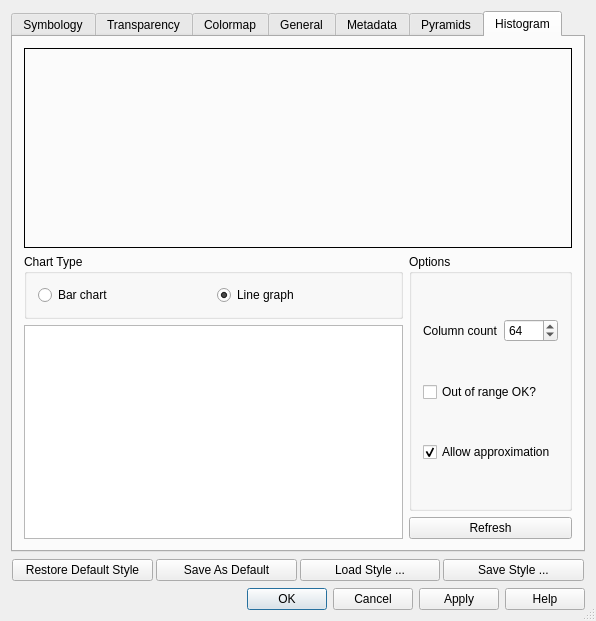
Old version of the form src/ui/qgsrasterlayerpropertiesbase.ui in the repository qgis/QGIS.
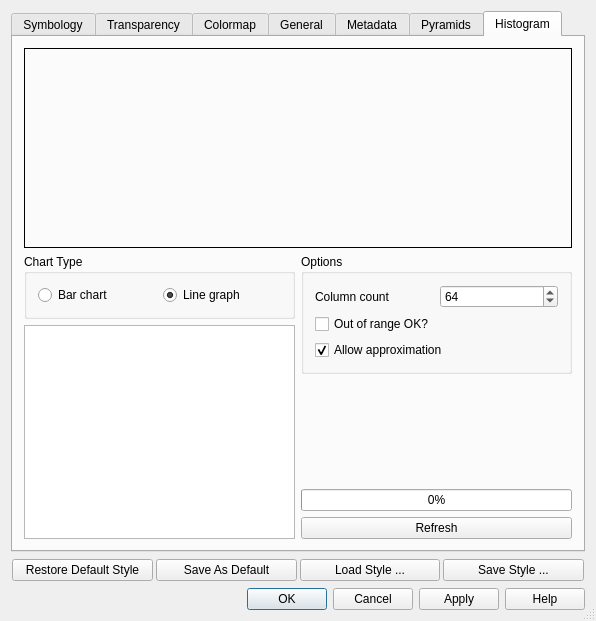
New version of the form. The open tabs and pages were chosen to show the change. Icons and pictures are not drawn.

Commit message: Added callback functions and hooked it up to the raster properties dialogs so that building pyramids and computing histogram now shows progress bar indication. Also change cursor to hourglass while computing histograms.

What changed in the file:
```diff
--- a/src/ui/qgsrasterlayerpropertiesbase.ui
+++ b/src/ui/qgsrasterlayerpropertiesbase.ui
@@ -1979,31 +1979,12 @@
          </layout>
         </widget>
        </item>
-       <item row="3" column="1" >
-        <widget class="QPushButton" name="pbnHistRefresh" >
-         <property name="text" >
-          <string>Refresh</string>
-         </property>
-        </widget>
-       </item>
        <item rowspan="2" row="1" column="1" >
         <widget class="QGroupBox" name="groupBox" >
          <property name="title" >
           <string>Options</string>
          </property>
          <layout class="QGridLayout" >
-          <property name="leftMargin" >
-           <number>11</number>
-          </property>
-          <property name="topMargin" >
-           <number>11</number>
-          </property>
-          <property name="rightMargin" >
-           <number>11</number>
-          </property>
-          <property name="bottomMargin" >
-           <number>11</number>
-          </property>
           <item row="0" column="0" >
            <widget class="QLabel" name="textLabel1_2" >
             <property name="text" >
@@ -2011,23 +1992,6 @@
             </property>
            </widget>
           </item>
-          <item row="1" column="0" colspan="2" >
-           <widget class="QCheckBox" name="chkHistIgnoreOutOfRange" >
-            <property name="text" >
-             <string>Out of range OK?</string>
-            </property>
-           </widget>
-          </item>
-          <item row="2" column="0" colspan="2" >
-           <widget class="QCheckBox" name="chkHistAllowApproximation" >
-            <property name="text" >
-             <string>Allow approximation</string>
-            </property>
-            <property name="checked" >
-             <bool>true</bool>
-            </property>
-           </widget>
-          </item>
           <item row="0" column="1" >
            <widget class="QSpinBox" name="spinHistBinCount" >
             <property name="minimum" >
@@ -2044,10 +2008,27 @@
             </property>
            </widget>
           </item>
+          <item row="1" column="0" colspan="2" >
+           <widget class="QCheckBox" name="chkHistIgnoreOutOfRange" >
+            <property name="text" >
+             <string>Out of range OK?</string>
+            </property>
+           </widget>
+          </item>
+          <item row="2" column="0" colspan="2" >
+           <widget class="QCheckBox" name="chkHistAllowApproximation" >
+            <property name="text" >
+             <string>Allow approximation</string>
+            </property>
+            <property name="checked" >
+             <bool>true</bool>
+            </property>
+           </widget>
+          </item>
          </layout>
         </widget>
        </item>
-       <item rowspan="2" row="2" column="0" >
+       <item rowspan="4" row="2" column="0" >
         <widget class="QListWidget" name="lstHistogramLabels" >
          <property name="maximumSize" >
           <size>
@@ -2060,6 +2041,33 @@
          </property>
         </widget>
        </item>
+       <item row="3" column="1" >
+        <spacer>
+         <property name="orientation" >
+          <enum>Qt::Vertical</enum>
+         </property>
+         <property name="sizeHint" >
+          <size>
+           <width>20</width>
+           <height>40</height>
+          </size>
+         </property>
+        </spacer>
+       </item>
+       <item row="4" column="1" >
+        <widget class="QProgressBar" name="mHistogramProgress" >
+         <property name="value" >
+          <number>0</number>
+         </property>
+        </widget>
+       </item>
+       <item row="5" column="1" >
+        <widget class="QPushButton" name="pbnHistRefresh" >
+         <property name="text" >
+          <string>Refresh</string>
+         </property>
+        </widget>
+       </item>
       </layout>
      </widget>
     </widget>
```
Left out of the diff: 71 changed lines with no effect on the pictures. Lines whose indentation alone changed are shown as unchanged. The commit also changes 3 other files.
